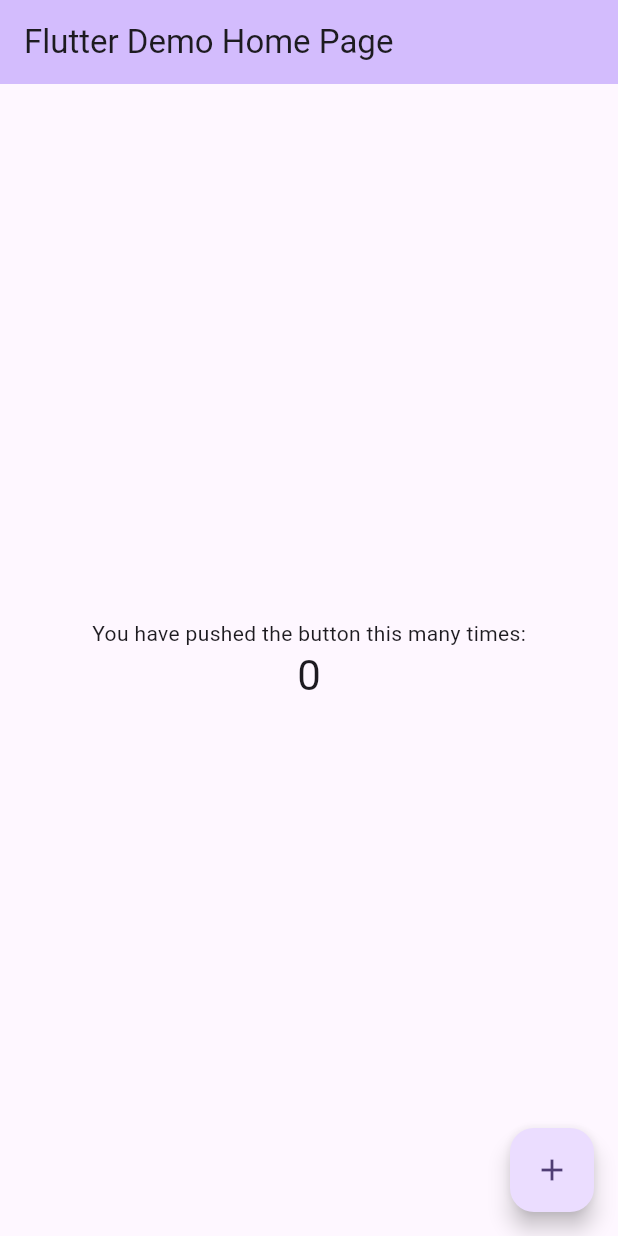
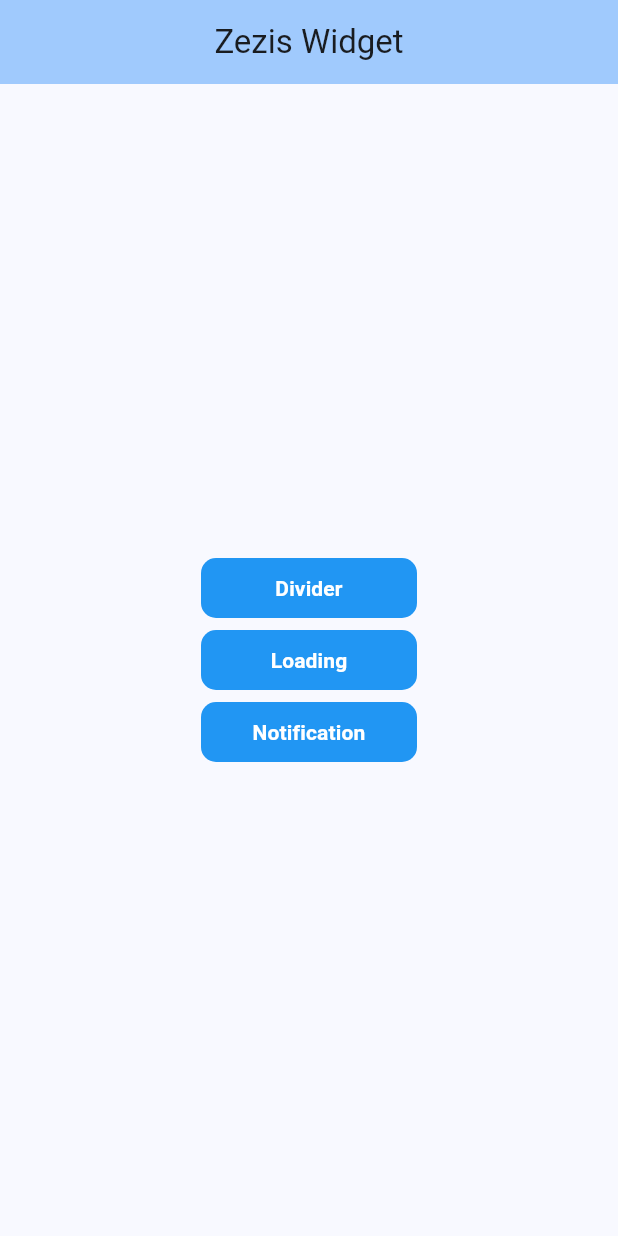
Before and after one commit to joseaugustoaquino/zezis_widget, a Flutter app: the screen it shows after launch, on a phone screen of 412 x 824 dp. Run offline on Flutter 3.47's test engine with Material 2 defaults, Android fonts, the phone set to English and light mode, and no system bars.

Commit message:
feat: example main page

```diff
--- a/example/lib/main.dart
+++ b/example/lib/main.dart
@@ -7,119 +7,104 @@ void main() {
 class MyApp extends StatelessWidget {
   const MyApp({super.key});
 
-  // This widget is the root of your application.
   @override
   Widget build(BuildContext context) {
     return MaterialApp(
       title: 'Flutter Demo',
+      debugShowCheckedModeBanner: false,
       theme: ThemeData(
-        // This is the theme of your application.
-        //
-        // TRY THIS: Try running your application with "flutter run". You'll see
-        // the application has a blue toolbar. Then, without quitting the app,
-        // try changing the seedColor in the colorScheme below to Colors.green
-        // and then invoke "hot reload" (save your changes or press the "hot
-        // reload" button in a Flutter-supported IDE, or press "r" if you used
-        // the command line to start the app).
-        //
-        // Notice that the counter didn't reset back to zero; the application
-        // state is not lost during the reload. To reset the state, use hot
-        // restart instead.
-        //
-        // This works for code too, not just values: Most code changes can be
-        // tested with just a hot reload.
-        colorScheme: ColorScheme.fromSeed(seedColor: Colors.deepPurple),
+        colorScheme: ColorScheme.fromSeed(seedColor: Colors.blue),
         useMaterial3: true,
       ),
-      home: const MyHomePage(title: 'Flutter Demo Home Page'),
+      home: const MyHomePage(),
     );
   }
 }
 
 class MyHomePage extends StatefulWidget {
-  const MyHomePage({super.key, required this.title});
-
-  // This widget is the home page of your application. It is stateful, meaning
-  // that it has a State object (defined below) that contains fields that affect
-  // how it looks.
-
-  // This class is the configuration for the state. It holds the values (in this
-  // case the title) provided by the parent (in this case the App widget) and
-  // used by the build method of the State. Fields in a Widget subclass are
-  // always marked "final".
-
-  final String title;
+  const MyHomePage({super.key});
 
   @override
   State<MyHomePage> createState() => _MyHomePageState();
 }
 
 class _MyHomePageState extends State<MyHomePage> {
-  int _counter = 0;
-
-  void _incrementCounter() {
-    setState(() {
-      // This call to setState tells the Flutter framework that something has
-      // changed in this State, which causes it to rerun the build method below
-      // so that the display can reflect the updated values. If we changed
-      // _counter without calling setState(), then the build method would not be
-      // called again, and so nothing would appear to happen.
-      _counter++;
-    });
-  }
-
   @override
   Widget build(BuildContext context) {
-    // This method is rerun every time setState is called, for instance as done
-    // by the _incrementCounter method above.
-    //
-    // The Flutter framework has been optimized to make rerunning build methods
-    // fast, so that you can just rebuild anything that needs updating rather
-    // than having to individually change instances of widgets.
     return Scaffold(
       appBar: AppBar(
-        // TRY THIS: Try changing the color here to a specific color (to
-        // Colors.amber, perhaps?) and trigger a hot reload to see the AppBar
-        // change color while the other colors stay the same.
+        centerTitle: true,
+        title: const Text("Zezis Widget"),
         backgroundColor: Theme.of(context).colorScheme.inversePrimary,
-        // Here we take the value from the MyHomePage object that was created by
-        // the App.build method, and use it to set our appbar title.
-        title: Text(widget.title),
       ),
+
       body: Center(
-        // Center is a layout widget. It takes a single child and positions it
-        // in the middle of the parent.
         child: Column(
-          // Column is also a layout widget. It takes a list of children and
-          // arranges them vertically. By default, it sizes itself to fit its
-          // children horizontally, and tries to be as tall as its parent.
-          //
-          // Column has various properties to control how it sizes itself and
-          // how it positions its children. Here we use mainAxisAlignment to
-          // center the children vertically; the main axis here is the vertical
-          // axis because Columns are vertical (the cross axis would be
-          // horizontal).
-          //
-          // TRY THIS: Invoke "debug painting" (choose the "Toggle Debug Paint"
-          // action in the IDE, or press "p" in the console), to see the
-          // wireframe for each widget.
           mainAxisAlignment: MainAxisAlignment.center,
-          children: <Widget>[
-            const Text(
-              'You have pushed the button this many times:',
+          crossAxisAlignment: CrossAxisAlignment.center,
+          children: [
+            TextButton(
+              style: const ButtonStyle(
+                elevation: MaterialStatePropertyAll(3),
+                backgroundColor: MaterialStatePropertyAll(Colors.blue),
+                shape: MaterialStatePropertyAll(RoundedRectangleBorder(borderRadius: BorderRadius.all(Radius.circular(10)))),
+              ),
+              child: const SizedBox(
+                width: 120,
+                child: Text(
+                  "Divider",
+                  textAlign: TextAlign.center,
+                  style: TextStyle(
+                    color: Colors.white,
+                    fontWeight: FontWeight.bold
+                  ),
+                ),
+              ),
+              onPressed: () {},
             ),
-            Text(
-              '$_counter',
-              style: Theme.of(context).textTheme.headlineMedium,
+
+            TextButton(
+              style: const ButtonStyle(
+                elevation: MaterialStatePropertyAll(3),
+                backgroundColor: MaterialStatePropertyAll(Colors.blue),
+                shape: MaterialStatePropertyAll(RoundedRectangleBorder(borderRadius: BorderRadius.all(Radius.circular(10)))),
+              ),
+              child: const SizedBox(
+                width: 120,
+                child: Text(
+                  "Loading",
+                  textAlign: TextAlign.center,
+                  style: TextStyle(
+                    color: Colors.white,
+                    fontWeight: FontWeight.bold
+                  ),
+                ),
+              ),
+              onPressed: () {},
+            ),
+
+            TextButton(
+              style: const ButtonStyle(
+                elevation: MaterialStatePropertyAll(3),
+                backgroundColor: MaterialStatePropertyAll(Colors.blue),
+                shape: MaterialStatePropertyAll(RoundedRectangleBorder(borderRadius: BorderRadius.all(Radius.circular(10)))),
+              ),
+              child: const SizedBox(
+                width: 120,
+                child: Text(
+                  "Notification",
+                  textAlign: TextAlign.center,
+                  style: TextStyle(
+                    color: Colors.white,
+                    fontWeight: FontWeight.bold
+                  ),
+                ),
+              ),
+              onPressed: () {},
             ),
           ],
         ),
       ),
-      floatingActionButton: FloatingActionButton(
-        onPressed: _incrementCounter,
-        tooltip: 'Increment',
-        child: const Icon(Icons.add),
-      ), // This trailing comma makes auto-formatting nicer for build methods.
     );
   }
 }
```
Also changed, not shown: example/pubspec.yaml (+4 -68 lines), example/lib/ui/divider_page.dart (added), example/lib/ui/loading_page.dart (added), example/lib/ui/notification_page.dart (added), example/pubspec.lock, 1 other file.
